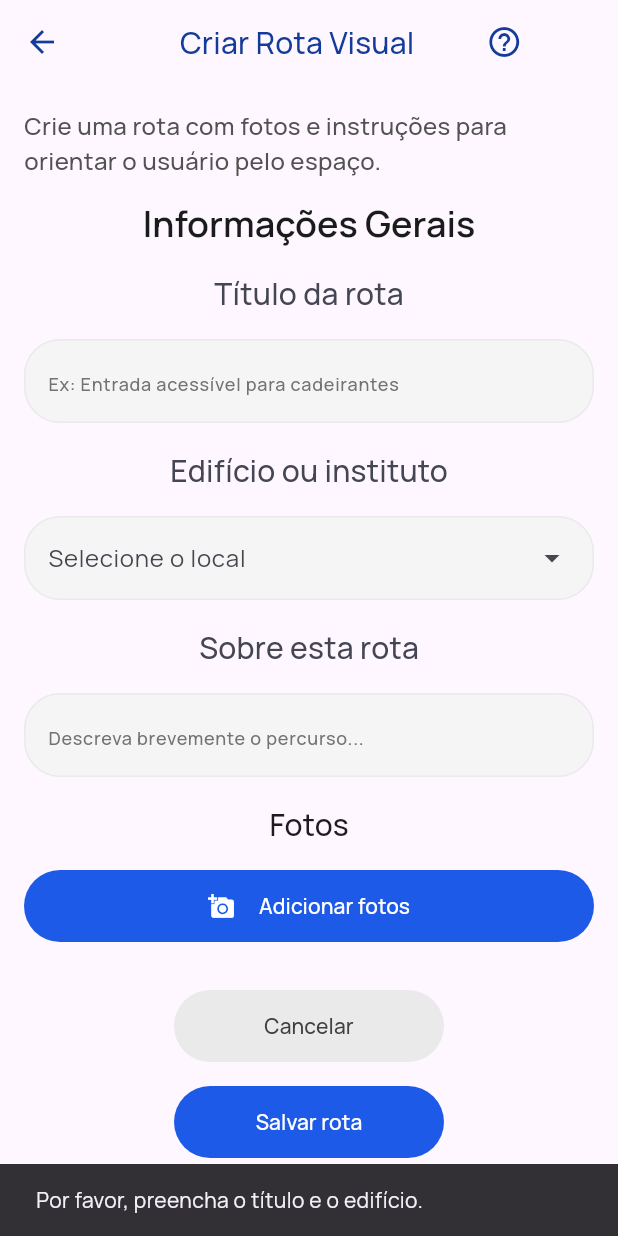
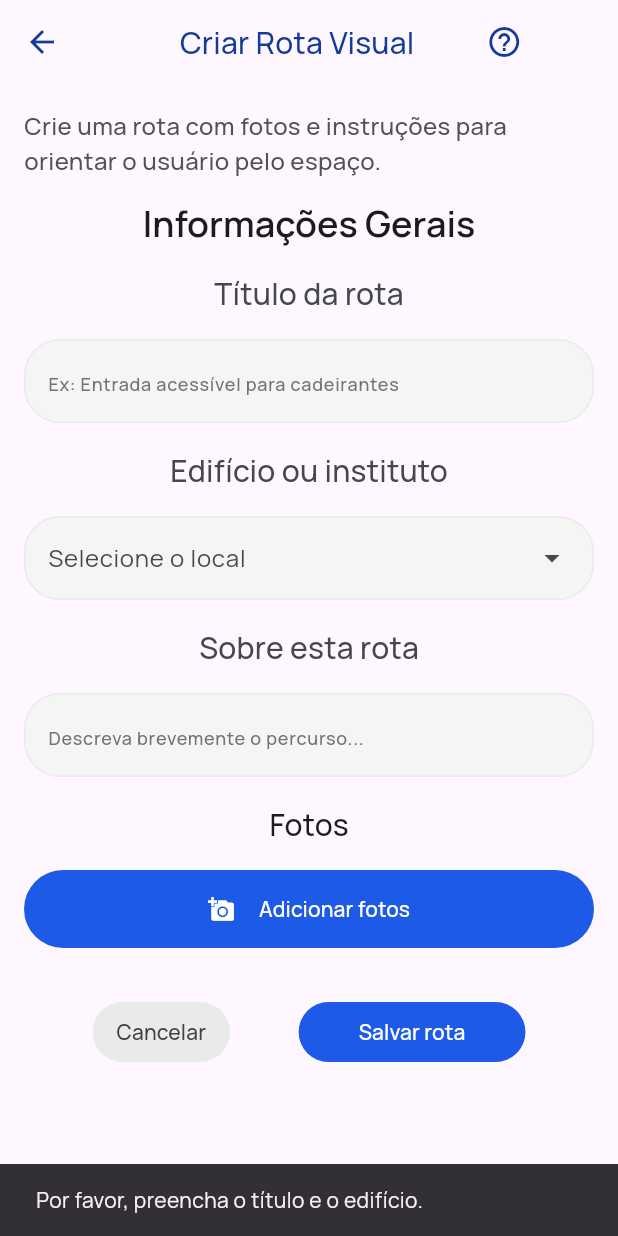
Before and after one commit to CinatitBR/usp-acessivel, a Flutter app: the CreateVisualRoutePage screen opened directly, after a tap on "Salvar rota", on a phone screen of 412 x 824 dp. Run offline on Flutter 3.47's test engine with Material 3 defaults, Android fonts, the phone set to English and light mode, and no system bars; our stand-ins replace dio, flutter_dotenv, flutter_image_compress, image_picker; missing offline and left inert: maplibre.

Commit message:
feat: show number of processed files

```diff
--- a/lib/create_visual_route_page.dart
+++ b/lib/create_visual_route_page.dart
@@ -42,6 +42,7 @@ class _CreateVisualRoutePageState extends State<CreateVisualRoutePage> {
   final List<RouteStep> _steps = [];
   final ImagePicker _picker = ImagePicker();
   bool _isLoading = false;
+  int _processedFiles = 0;
 
   @override
   void initState() {
@@ -216,19 +217,24 @@ class _CreateVisualRoutePageState extends State<CreateVisualRoutePage> {
               Text('Fotos', style: Theme.of(context).textTheme.titleMedium),
               FilledButton(
                 onPressed: _isLoading ? null : _pickImagesAndAddStep,
-                style: FilledButton.styleFrom(minimumSize: Size(200, 48)),
+                style: FilledButton.styleFrom(
+                  minimumSize: Size(200, 48),
+                  padding: .symmetric(vertical: 16),
+                ),
                 child: Row(
                   mainAxisAlignment: .center,
                   spacing: 16,
                   children: [
                     if (_isLoading)
-                      const SizedBox(
-                        width: 24,
-                        height: 24,
-                        child: CircularProgressIndicator(
+                      Column(
+                        spacing: 8,
+                        children: [
+                          Text('$_processedFiles arquivos processados'),
+                          CircularProgressIndicator(
                             strokeWidth: 2,
                             color: Colors.white,
                           ),
+                        ],
                       )
                     else ...[
                       Icon(Icons.add_a_photo),
@@ -249,10 +255,14 @@ class _CreateVisualRoutePageState extends State<CreateVisualRoutePage> {
                 }),
               ),
 
+              Row(
+                mainAxisAlignment: .spaceEvenly,
+                children: [
                   FilledButton(
                     onPressed: _onCancel,
                     style: FilledButton.styleFrom(
-                  fixedSize: Size(180, 48),
+                      // fixedSize: Size(180, 48),
+                      padding: .symmetric(horizontal: 16),
                       backgroundColor: AppColors.neutral[200],
                     ),
                     child: Text(
@@ -262,8 +272,12 @@ class _CreateVisualRoutePageState extends State<CreateVisualRoutePage> {
                   ),
                   FilledButton(
                     onPressed: _onSave,
-                style: FilledButton.styleFrom(fixedSize: Size(180, 48)),
+                    style: FilledButton.styleFrom(
+                      padding: .symmetric(horizontal: 40),
+                    ),
                     child: const Text('Salvar rota'),
+                  ),
+                ],
               ),
             ],
           ),
@@ -358,6 +372,7 @@ class _CreateVisualRoutePageState extends State<CreateVisualRoutePage> {
               format: CompressFormat.webp,
             );
 
+        // Image was processed and added to the list
         newSteps.add(
           RouteStep(
             id: timestamp.toString(),
@@ -365,6 +380,7 @@ class _CreateVisualRoutePageState extends State<CreateVisualRoutePage> {
             descriptionController: TextEditingController(),
           ),
         );
+        setState(() => _processedFiles += 1);
       }
       if (mounted) {
         setState(() {
@@ -396,6 +412,7 @@ class _CreateVisualRoutePageState extends State<CreateVisualRoutePage> {
       _descriptionController.clear();
       _locationController.text = '';
       _selectedBuildingId = null;
+      _processedFiles = 0;
       for (var step in _steps) {
         step.descriptionController.dispose();
       }
@@ -406,7 +423,9 @@ class _CreateVisualRoutePageState extends State<CreateVisualRoutePage> {
   Future<void> _onSave() async {
     if (_titleController.text.isEmpty || _selectedBuildingId == null) {
       ScaffoldMessenger.of(context).showSnackBar(
-        const SnackBar(content: Text('Por favor, preencha o título e o edifício.')),
+        const SnackBar(
+          content: Text('Por favor, preencha o título e o edifício.'),
+        ),
       );
       return;
     }
@@ -416,14 +435,18 @@ class _CreateVisualRoutePageState extends State<CreateVisualRoutePage> {
     });
 
     try {
-      final List<Map<String, dynamic>> stepsMetaList = _steps.asMap().entries.map((entry) {
+      final List<Map<String, dynamic>> stepsMetaList = _steps
+          .asMap()
+          .entries
+          .map((entry) {
             final int index = entry.key;
             final RouteStep step = entry.value;
             return {
               'step_order': index,
               'description': step.descriptionController.text,
             };
-      }).toList();
+          })
+          .toList();
 
       final String stepsMetaJson = jsonEncode(stepsMetaList);
 
@@ -431,7 +454,9 @@ class _CreateVisualRoutePageState extends State<CreateVisualRoutePage> {
       for (var step in _steps) {
         final String filePath = step.image.path;
         final String fileName = p.basename(filePath);
-        imageFiles.add(await MultipartFile.fromFile(filePath, filename: fileName));
+        imageFiles.add(
+          await MultipartFile.fromFile(filePath, filename: fileName),
+        );
       }
 
       final formData = FormData.fromMap({
@@ -442,8 +467,8 @@ class _CreateVisualRoutePageState extends State<CreateVisualRoutePage> {
       });
 
       final dio = Dio();
-      final String baseUrl = dotenv.env['BASE_URL'] ?? 'http://localhost:8787/';
-      final String endpoint = '${baseUrl}visualRoutes';
+      final String baseUrl = dotenv.env['BASE_URL'] ?? 'http://localhost:8787';
+      final String endpoint = '$baseUrl/visualRoutes';
 
       final response = await dio.post(endpoint, data: formData);
 
@@ -457,15 +482,17 @@ class _CreateVisualRoutePageState extends State<CreateVisualRoutePage> {
       } else {
         if (mounted) {
           ScaffoldMessenger.of(context).showSnackBar(
-            SnackBar(content: Text('Erro ao salvar rota: ${response.statusCode}')),
+            SnackBar(
+              content: Text('Erro ao salvar rota: ${response.statusCode}'),
+            ),
           );
         }
       }
     } catch (e) {
       if (mounted) {
-        ScaffoldMessenger.of(context).showSnackBar(
-          SnackBar(content: Text('Erro ao salvar rota: $e')),
-        );
+        ScaffoldMessenger.of(
+          context,
+        ).showSnackBar(SnackBar(content: Text('Erro ao salvar rota: $e')));
       }
     } finally {
       if (mounted) {
```
Also changed, not shown: pubspec.lock, 3 other files. Lines whose indentation alone changed are shown as unchanged.
